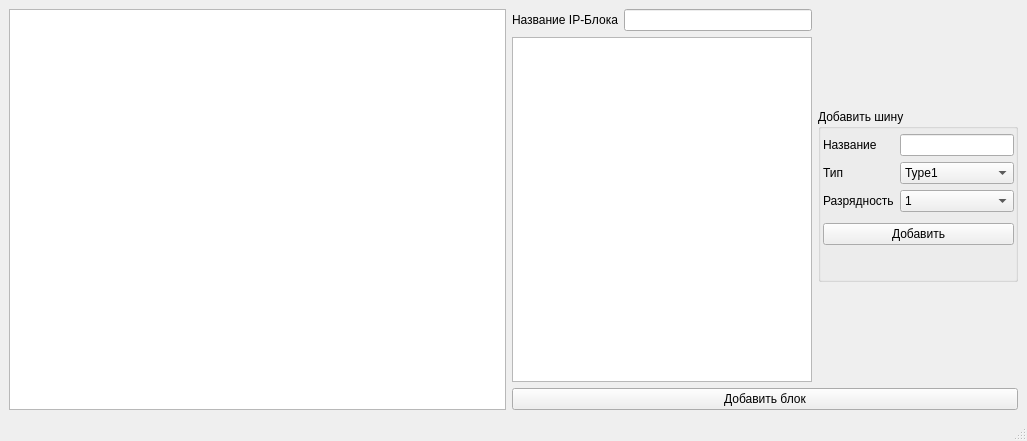
IraSoro/front-end-systems-engineering, file mainwindow.ui: the form before one commit.
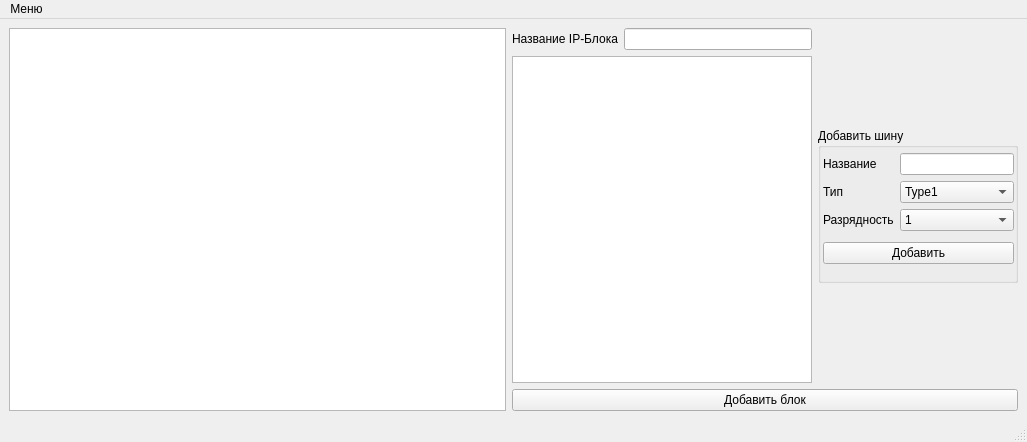
The form after the commit.

The edit to the form file:
```diff
--- a/mainwindow.ui
+++ b/mainwindow.ui
@@ -7,7 +7,7 @@
     <x>0</x>
     <y>0</y>
     <width>1027</width>
-    <height>441</height>
+    <height>442</height>
    </rect>
   </property>
   <property name="windowTitle">
@@ -218,6 +218,13 @@
      <height>21</height>
     </rect>
    </property>
+   <widget class="QMenu" name="menu">
+    <property name="title">
+     <string>Меню</string>
+    </property>
+    <addaction name="action"/>
+   </widget>
+   <addaction name="menu"/>
   </widget>
   <widget class="QStatusBar" name="statusbar"/>
  </widget>
```
Left out of the diff: 5 changed lines with no effect on the pictures.
